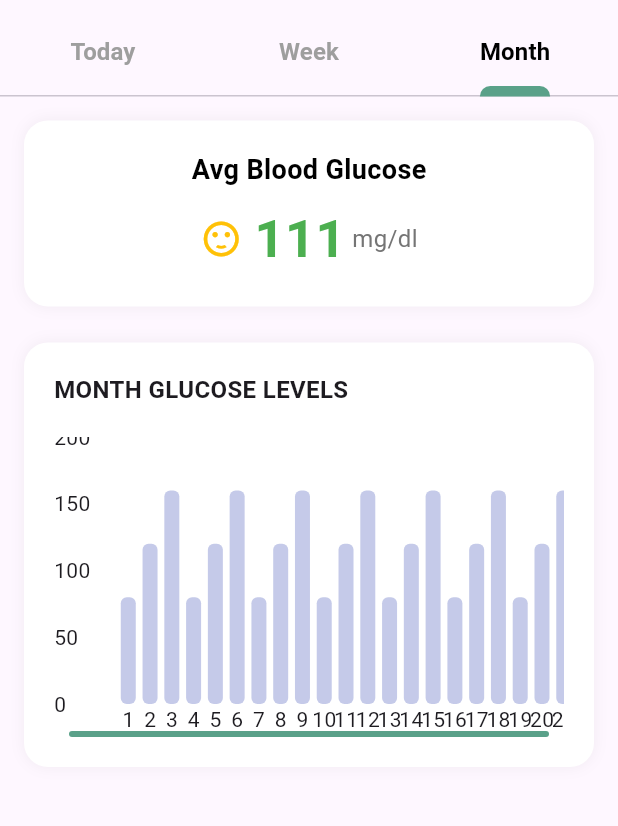
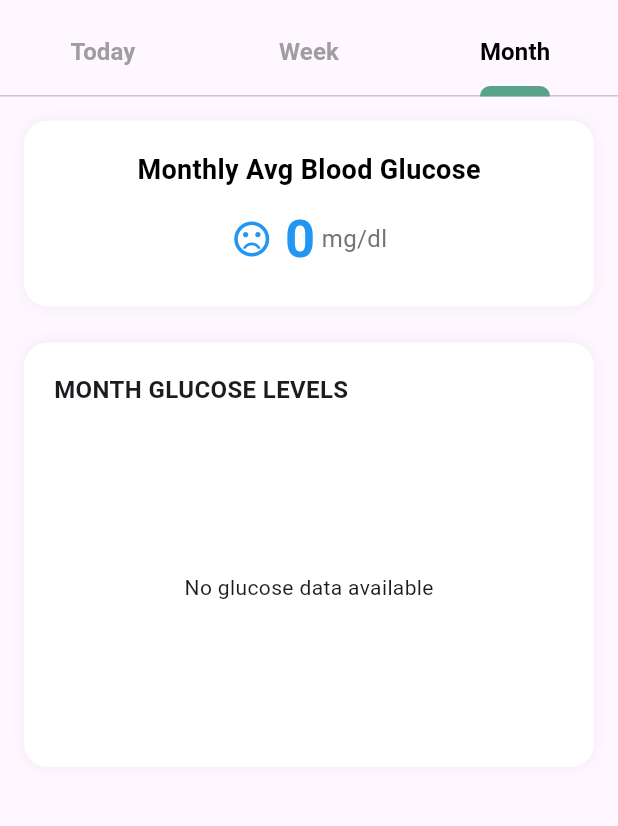
Before and after one commit to ahmedintakhab/GDM-App, a Flutter app: the GlucoseDetailsScreen screen opened directly, tab 3 chosen, on a phone screen of 412 x 824 dp, the part 67-893 px from its top. Run offline on Flutter 3.47's test engine with Material 3 defaults, Android fonts, the phone set to English and light mode, and no system bars; drawn by our look-alikes of fl_chart; our stand-ins replace cloud_firestore, connectivity_plus, dropdown_button2, firebase_auth, firebase_core, flutter_local_notifications and 8 more; accounts and stored records are empty.

Commit message:
Complete monthly graph

```diff
--- a/lib/glucose_screen/monthly_tab.dart
+++ b/lib/glucose_screen/monthly_tab.dart
@@ -1,24 +1,101 @@
 // tabs/monthly_tab.dart
 import 'package:flutter/material.dart';
 import 'package:fl_chart/fl_chart.dart';
+import 'package:provider/provider.dart';
+import '../Home/user_data_provider.dart';
 
 class MonthlyTab extends StatelessWidget {
   @override
   Widget build(BuildContext context) {
+    final userProvider = Provider.of<UserProvider>(context);
+    final monthlyData = _processMonthlyData(userProvider.glucoseData);
+    final monthlyAverage = _calculateMonthlyAverage(monthlyData);
+    final mood = _getMoodForValue(monthlyAverage);
+
     return SingleChildScrollView(
       padding: EdgeInsets.all(16),
       child: Column(
         crossAxisAlignment: CrossAxisAlignment.start,
         children: [
-          _buildAverageGlucoseCard(111, 'happy'),
+          _buildAverageGlucoseCard(monthlyAverage.round(), mood),
           SizedBox(height: 24),
-          _buildGlucoseLevelsCard(),
+          _buildGlucoseLevelsCard(monthlyData),
         ],
       ),
     );
   }
 
+  Map<int, double> _processMonthlyData(List<Map<String, dynamic>> glucoseData) {
+    final now = DateTime.now();
+    final daysInMonth = DateUtils.getDaysInMonth(now.year, now.month);
+    final monthlyAverages = <int, double>{};
+
+    // Initialize with empty values
+    for (var day = 1; day <= daysInMonth; day++) {
+      monthlyAverages[day] = 0;
+    }
+
+    // Group data by day of month
+    final dailyValues = <int, List<int>>{};
+    for (var data in glucoseData) {
+      if (data['timestamp'] != null && data['value'] != null) {
+        final date = data['timestamp'].toDate();
+        // Only process data for current month
+        if (date.month == now.month && date.year == now.year) {
+          final day = date.day;
+          final value = data['value'] as int;
+
+          dailyValues.putIfAbsent(day, () => []).add(value);
+        }
+      }
+    }
+
+    // Calculate averages
+    dailyValues.forEach((day, values) {
+      monthlyAverages[day] = values.reduce((a, b) => a + b) / values.length;
+    });
+
+    return monthlyAverages;
+  }
+
+  double _calculateMonthlyAverage(Map<int, double> monthlyData) {
+    final values = monthlyData.values.where((value) => value > 0);
+    return values.isEmpty ? 0 : values.reduce((a, b) => a + b) / values.length;
+  }
+
+  String _getMoodForValue(double value) {
+    if (value < 80) return 'low';
+    if (value <= 120) return 'happy';
+    if (value <= 180) return 'neutral';
+    return 'sad';
+  }
+
   Widget _buildAverageGlucoseCard(int value, String mood) {
+    IconData moodIcon;
+    Color moodColor;
+
+    switch (mood) {
+      case 'happy':
+        moodIcon = Icons.sentiment_satisfied;
+        moodColor = Colors.green;
+        break;
+      case 'neutral':
+        moodIcon = Icons.sentiment_neutral;
+        moodColor = Colors.amber;
+        break;
+      case 'sad':
+        moodIcon = Icons.sentiment_dissatisfied;
+        moodColor = Colors.red;
+        break;
+      case 'low':
+        moodIcon = Icons.sentiment_very_dissatisfied;
+        moodColor = Colors.blue;
+        break;
+      default:
+        moodIcon = Icons.sentiment_neutral;
+        moodColor = Colors.grey;
+    }
+
     return Container(
       padding: EdgeInsets.all(20),
       decoration: BoxDecoration(
@@ -34,11 +111,11 @@ class MonthlyTab extends StatelessWidget {
       child: Column(
         children: [
           Text(
-            'Avg Blood Glucose',
+            'Monthly Avg Blood Glucose',
             style: TextStyle(
-              fontSize: 18,
-              color: Colors.black,
-              fontWeight: FontWeight.bold
+                fontSize: 18,
+                color: Colors.black,
+                fontWeight: FontWeight.bold
             ),
           ),
           SizedBox(height: 8),
@@ -46,8 +123,8 @@ class MonthlyTab extends StatelessWidget {
             mainAxisAlignment: MainAxisAlignment.center,
             children: [
               Icon(
-                mood == 'happy' ? Icons.sentiment_satisfied : Icons.sentiment_dissatisfied,
-                color: Colors.amber,
+                moodIcon,
+                color: moodColor,
                 size: 28,
               ),
               SizedBox(width: 8),
@@ -56,7 +133,7 @@ class MonthlyTab extends StatelessWidget {
                 style: TextStyle(
                   fontSize: 35,
                   fontWeight: FontWeight.bold,
-                  color: value > 120 ? Colors.red : Colors.green,
+                  color: moodColor,
                 ),
               ),
               Text(
@@ -73,7 +150,11 @@ class MonthlyTab extends StatelessWidget {
     );
   }
 
-  Widget _buildGlucoseLevelsCard() {
+  Widget _buildGlucoseLevelsCard(Map<int, double> monthlyData) {
+    final now = DateTime.now();
+    final daysInMonth = DateUtils.getDaysInMonth(now.year, now.month);
+    final hasData = monthlyData.values.any((value) => value > 0);
+
     return Container(
       padding: EdgeInsets.all(20),
       decoration: BoxDecoration(
@@ -104,16 +185,17 @@ class MonthlyTab extends StatelessWidget {
           SizedBox(height: 20),
           SizedBox(
             height: 200,
-            child: Stack(
+            child: hasData
+                ? Stack(
               children: [
                 SingleChildScrollView(
                   scrollDirection: Axis.horizontal,
                   child: Container(
-                    width: 30 * 16.0, // Adjust width based on the number of bars
+                    width: daysInMonth * 16.0, // Adjust width based on days in month
                     child: BarChart(
                       BarChartData(
                         alignment: BarChartAlignment.spaceEvenly,
-                        maxY: 200,
+                        maxY: _calculateMaxY(monthlyData),
                         barTouchData: BarTouchData(enabled: false),
                         gridData: FlGridData(show: false),
                         titlesData: FlTitlesData(
@@ -121,7 +203,16 @@ class MonthlyTab extends StatelessWidget {
                             sideTitles: SideTitles(
                               showTitles: true,
                               getTitlesWidget: (value, meta) {
-                                return Text('${(value + 1).toInt()}');
+                                return Padding(
+                                  padding: const EdgeInsets.only(top: 8.0),
+                                  child: Text(
+                                    '${(value + 1).toInt()}',
+                                    style: TextStyle(
+                                      fontSize: 10,
+                                      color: Colors.grey[600],
+                                    ),
+                                  ),
+                                );
                               },
                             ),
                           ),
@@ -129,9 +220,15 @@ class MonthlyTab extends StatelessWidget {
                             sideTitles: SideTitles(
                               showTitles: true,
                               interval: 50,
-                              reservedSize: 40, // To prevent cutoff on the Y-axis
+                              reservedSize: 40,
                               getTitlesWidget: (value, meta) {
-                                return Text('${value.toInt()}');
+                                return Text(
+                                  '${value.toInt()}',
+                                  style: TextStyle(
+                                    fontSize: 10,
+                                    color: Colors.grey[600],
+                                  ),
+                                );
                               },
                             ),
                           ),
@@ -144,14 +241,14 @@ class MonthlyTab extends StatelessWidget {
                         ),
                         borderData: FlBorderData(show: false),
                         barGroups: List.generate(
-                          30,
+                          daysInMonth,
                               (index) => BarChartGroupData(
                             x: index,
                             barRods: [
                               BarChartRodData(
-                                toY: 80 + (index % 3) * 40.0, // Generate varying heights
-                                color: Colors.indigo.withOpacity(0.3),
-                                width: 10, // Increase bar width
+                                toY: monthlyData[index + 1] ?? 0,
+                                color: _getBarColor(monthlyData[index + 1] ?? 0),
+                                width: 10,
                                 borderRadius: BorderRadius.circular(4),
                               ),
                             ],
@@ -176,10 +273,23 @@ class MonthlyTab extends StatelessWidget {
                   ),
                 ),
               ],
-            ),
+            )
+                : Center(child: Text('No glucose data available')),
           ),
         ],
       ),
     );
   }
+
+  double _calculateMaxY(Map<int, double> monthlyData) {
+    final maxValue = monthlyData.values.reduce((a, b) => a > b ? a : b);
+    return (maxValue * 1.2).ceilToDouble().clamp(100, 300).toDouble();
+  }
+
+  Color _getBarColor(double value) {
+    if (value < 80) return Colors.blue.withOpacity(0.6);
+    if (value <= 120) return Colors.green.withOpacity(0.6);
+    if (value <= 180) return Colors.amber.withOpacity(0.6);
+    return Colors.red.withOpacity(0.6);
+  }
 }
```
